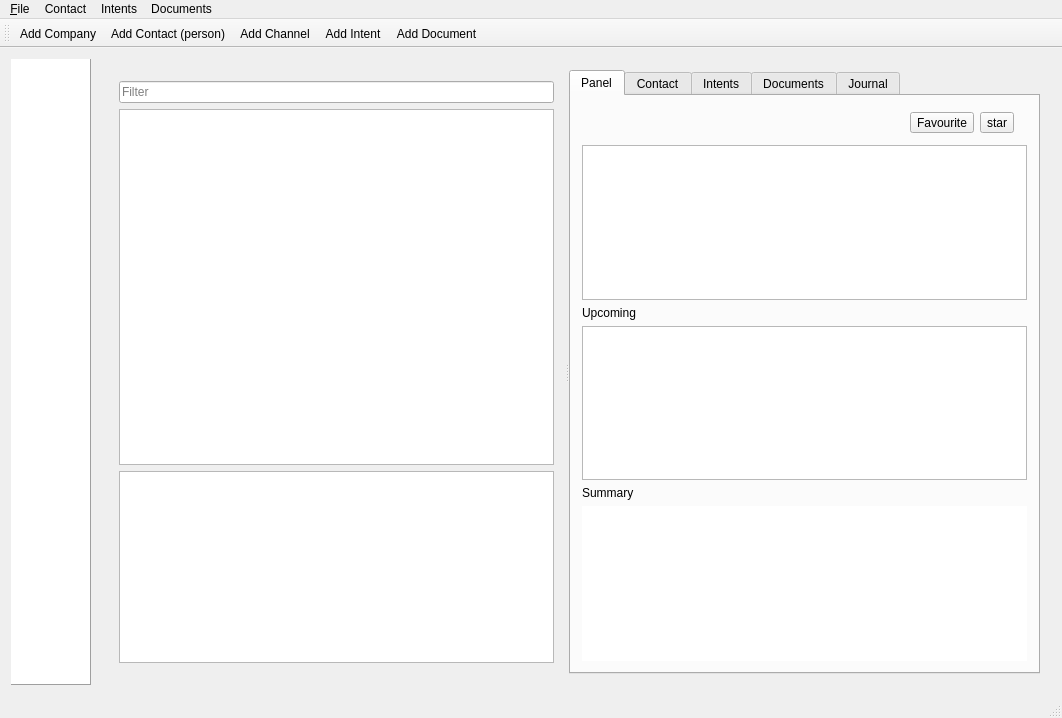
jgaa/f-crm, file ui/mainwindow.ui: the form before one commit.
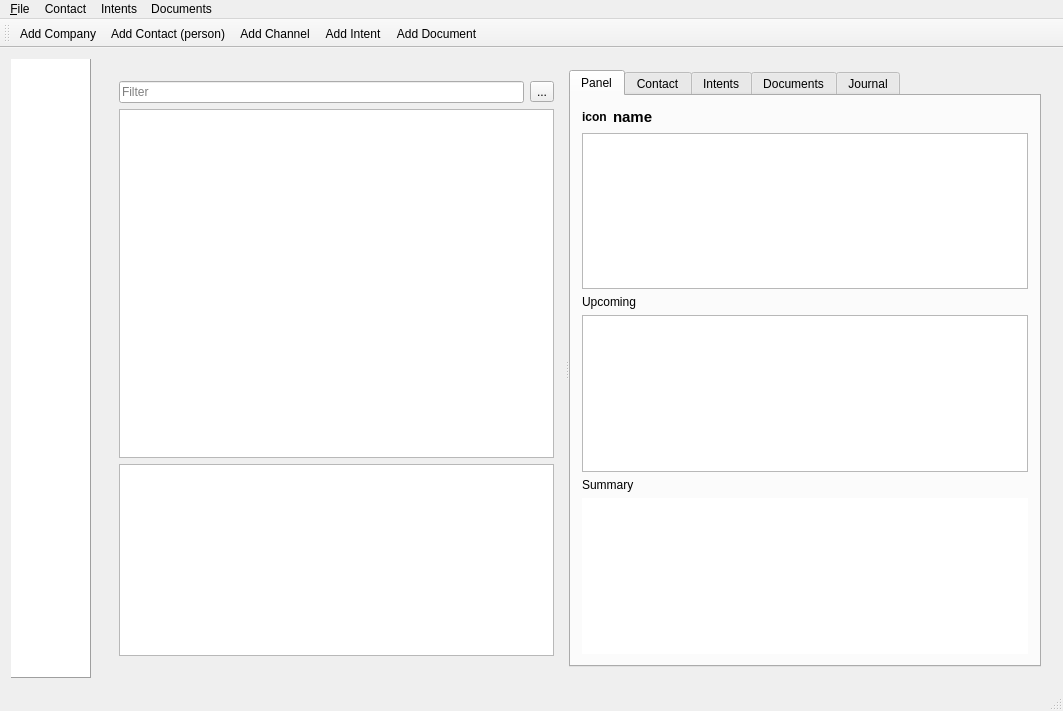
The form after the commit. The open tabs and pages were chosen to show the change. Icons and pictures are not drawn. Custom widgets are drawn as their Qt base class.

```diff
--- a/ui/mainwindow.ui
+++ b/ui/mainwindow.ui
@@ -6,15 +6,15 @@
    <rect>
     <x>0</x>
     <y>0</y>
-    <width>1062</width>
-    <height>718</height>
+    <width>1063</width>
+    <height>711</height>
    </rect>
   </property>
   <property name="windowTitle">
    <string>F-CRM</string>
   </property>
   <widget class="QWidget" name="centralWidget">
-   <layout class="QHBoxLayout" name="horizontalLayout">
+   <layout class="QHBoxLayout" name="horizontalLayout_4">
     <item>
      <widget class="QListWidget" name="appModeList">
       <property name="minimumSize">
@@ -164,6 +164,8 @@
           <widget class="QWidget" name="verticalLayoutWidget_2">
            <layout class="QVBoxLayout" name="verticalLayout_2">
             <item>
+             <layout class="QHBoxLayout" name="horizontalLayout">
+              <item>
              <widget class="QLineEdit" name="contactFilter">
               <property name="placeholderText">
                <string>Filter</string>
@@ -171,6 +173,19 @@
              </widget>
             </item>
             <item>
+               <widget class="QToolButton" name="clearFilter">
+                <property name="text">
+                 <string>...</string>
+                </property>
+                <property name="icon">
+                 <iconset resource="../resources.qrc">
+                  <normaloff>:/res/icons/clear_filter.svg</normaloff>:/res/icons/clear_filter.svg</iconset>
+                </property>
+               </widget>
+              </item>
+             </layout>
+            </item>
+            <item>
              <widget class="TableViewWithDrop" name="contactsList">
               <property name="sizePolicy">
                <sizepolicy hsizetype="Expanding" vsizetype="Expanding">
@@ -242,26 +257,36 @@
              <item>
               <layout class="QHBoxLayout" name="horizontalLayout_21">
                <item>
-                <widget class="QLabel" name="contactType">
-                 <property name="minimumSize">
-                  <size>
-                   <width>32</width>
-                   <height>32</height>
-                  </size>
-                 </property>
-                 <property name="maximumSize">
-                  <size>
-                   <width>32</width>
-                   <height>32</height>
-                  </size>
-                 </property>
+                <layout class="QHBoxLayout" name="horizontalLayout_3">
+                 <item>
+                  <widget class="QLabel" name="contactWhoIcon">
+                   <property name="font">
+                    <font>
+                     <weight>75</weight>
+                     <bold>true</bold>
+                    </font>
+                   </property>
+                   <property name="text">
+                    <string>icon</string>
+                   </property>
+                  </widget>
+                 </item>
+                 <item>
+                  <widget class="QLabel" name="contactWhoName">
+                   <property name="font">
+                    <font>
+                     <pointsize>11</pointsize>
+                     <weight>75</weight>
+                     <bold>true</bold>
+                    </font>
+                   </property>
                  <property name="text">
-                  <string/>
+                    <string>name</string>
                  </property>
                 </widget>
                </item>
                <item>
-                <spacer name="horizontalSpacer_4">
+                  <spacer name="horizontalSpacer_2">
                  <property name="orientation">
                   <enum>Qt::Horizontal</enum>
                  </property>
@@ -273,36 +298,38 @@
                  </property>
                 </spacer>
                </item>
+                </layout>
+               </item>
                <item>
-                <widget class="QToolButton" name="contactFavoriteIcon">
+                <widget class="QLabel" name="contactFavoriteIcon">
+                 <property name="minimumSize">
+                  <size>
+                   <width>16</width>
+                   <height>16</height>
+                  </size>
+                 </property>
                  <property name="text">
-                  <string>Favourite</string>
+                  <string/>
                  </property>
-                 <property name="icon">
-                  <iconset resource="../resources.qrc">
-                   <normaloff>:/res/icons/nofavourite.svg</normaloff>
-                   <normalon>:/res/icons/favourite.svg</normalon>:/res/icons/nofavourite.svg</iconset>
-                 </property>
-                 <property name="checked">
-                  <bool>false</bool>
+                 <property name="pixmap">
+                  <pixmap resource="../resources.qrc">:/res/icons/favourite.svg</pixmap>
                  </property>
                 </widget>
                </item>
                <item>
-                <widget class="QToolButton" name="contactStarsIcon">
-                 <property name="text">
-                  <string>star</string>
-                 </property>
-                 <property name="icon">
-                  <iconset resource="../resources.qrc">
-                   <normaloff>:/res/icons/0star.svg</normaloff>:/res/icons/0star.svg</iconset>
-                 </property>
-                 <property name="iconSize">
+                <widget class="QLabel" name="contactStarsIcon">
+                 <property name="minimumSize">
                   <size>
-                   <width>86</width>
+                   <width>80</width>
                    <height>16</height>
                   </size>
                  </property>
+                 <property name="text">
+                  <string/>
+                 </property>
+                 <property name="pixmap">
+                  <pixmap resource="../resources.qrc">:/res/icons/5star.svg</pixmap>
+                 </property>
                 </widget>
                </item>
                <item>
@@ -700,7 +727,7 @@
     <rect>
      <x>0</x>
      <y>0</y>
-     <width>1062</width>
+     <width>1063</width>
      <height>19</height>
     </rect>
    </property>
```
Left out of the diff: 16 changed lines with no effect on the pictures. Lines whose indentation alone changed are shown as unchanged.
